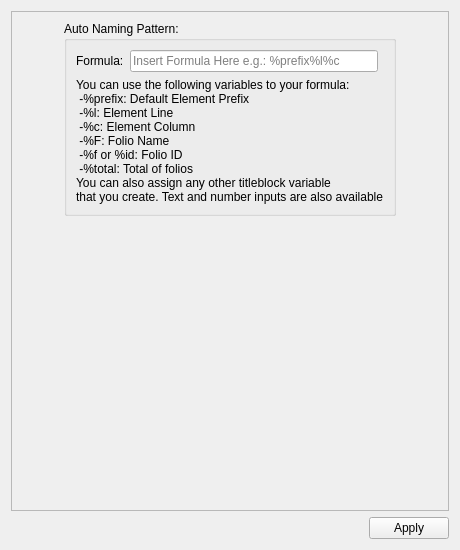
This is sources/ui/elementautonumberingw.ui in qelectrotech/qelectrotech-source-mirror as Qt 5 draws it before an edit. The edited form follows.
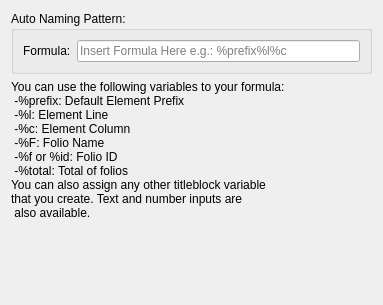
This is the edited form.

```diff
--- a/sources/ui/elementautonumberingw.ui
+++ b/sources/ui/elementautonumberingw.ui
@@ -6,19 +6,19 @@
    <rect>
     <x>0</x>
     <y>0</y>
-    <width>460</width>
-    <height>550</height>
+    <width>383</width>
+    <height>305</height>
    </rect>
   </property>
   <property name="sizePolicy">
-   <sizepolicy hsizetype="Preferred" vsizetype="Minimum">
+   <sizepolicy hsizetype="Minimum" vsizetype="Minimum">
     <horstretch>0</horstretch>
     <verstretch>0</verstretch>
    </sizepolicy>
   </property>
   <property name="minimumSize">
    <size>
-    <width>460</width>
+    <width>0</width>
     <height>0</height>
    </size>
   </property>
@@ -30,92 +30,25 @@
     <enum>QLayout::SetDefaultConstraint</enum>
    </property>
    <item>
-    <widget class="QScrollArea" name="scrollArea">
-     <property name="sizePolicy">
-      <sizepolicy hsizetype="Preferred" vsizetype="Expanding">
-       <horstretch>0</horstretch>
-       <verstretch>50</verstretch>
-      </sizepolicy>
-     </property>
-     <property name="minimumSize">
-      <size>
-       <width>0</width>
-       <height>0</height>
-      </size>
-     </property>
-     <property name="sizeIncrement">
-      <size>
-       <width>0</width>
-       <height>50</height>
-      </size>
-     </property>
-     <property name="mouseTracking">
-      <bool>false</bool>
-     </property>
-     <property name="layoutDirection">
-      <enum>Qt::LeftToRight</enum>
-     </property>
-     <property name="verticalScrollBarPolicy">
-      <enum>Qt::ScrollBarAsNeeded</enum>
-     </property>
-     <property name="horizontalScrollBarPolicy">
-      <enum>Qt::ScrollBarAlwaysOff</enum>
-     </property>
-     <property name="sizeAdjustPolicy">
-      <enum>QAbstractScrollArea::AdjustToContents</enum>
-     </property>
-     <property name="widgetResizable">
-      <bool>true</bool>
-     </property>
-     <property name="alignment">
-      <set>Qt::AlignHCenter|Qt::AlignTop</set>
-     </property>
-     <widget class="QWidget" name="scrollAreaWidgetContents">
-      <property name="geometry">
-       <rect>
-        <x>0</x>
-        <y>0</y>
-        <width>440</width>
-        <height>498</height>
-       </rect>
-      </property>
-      <property name="sizePolicy">
-       <sizepolicy hsizetype="Preferred" vsizetype="Preferred">
-        <horstretch>0</horstretch>
-        <verstretch>0</verstretch>
-       </sizepolicy>
-      </property>
-      <property name="minimumSize">
-       <size>
-        <width>0</width>
-        <height>0</height>
-       </size>
-      </property>
-      <layout class="QGridLayout" name="gridLayout">
-       <property name="sizeConstraint">
-        <enum>QLayout::SetFixedSize</enum>
-       </property>
-       <item row="4" column="1" colspan="2">
-        <spacer name="verticalSpacer">
-         <property name="orientation">
-          <enum>Qt::Vertical</enum>
-         </property>
-         <property name="sizeHint" stdset="0">
-          <size>
-           <width>20</width>
-           <height>40</height>
-          </size>
-         </property>
-        </spacer>
-       </item>
-       <item row="1" column="1" rowspan="2" colspan="2">
         <widget class="QGroupBox" name="groupBox">
+     <property name="sizePolicy">
+      <sizepolicy hsizetype="Minimum" vsizetype="Preferred">
+       <horstretch>0</horstretch>
+       <verstretch>0</verstretch>
+      </sizepolicy>
+     </property>
          <property name="title">
           <string>Auto Naming Pattern:</string>
          </property>
-         <layout class="QGridLayout" name="gridLayout_4">
+     <layout class="QGridLayout" name="gridLayout">
           <item row="0" column="1">
            <widget class="QLineEdit" name="m_formula_le">
+        <property name="sizePolicy">
+         <sizepolicy hsizetype="Expanding" vsizetype="Fixed">
+          <horstretch>0</horstretch>
+          <verstretch>0</verstretch>
+         </sizepolicy>
+        </property>
             <property name="inputMask">
              <string notr="true"/>
             </property>
@@ -129,12 +62,21 @@
           </item>
           <item row="0" column="0">
            <widget class="QLabel" name="label_5">
+        <property name="sizePolicy">
+         <sizepolicy hsizetype="Minimum" vsizetype="Preferred">
+          <horstretch>0</horstretch>
+          <verstretch>0</verstretch>
+         </sizepolicy>
+        </property>
             <property name="text">
              <string>Formula:</string>
             </property>
            </widget>
           </item>
-          <item row="1" column="0" rowspan="2" colspan="3">
+     </layout>
+    </widget>
+   </item>
+   <item>
            <widget class="QLabel" name="label">
             <property name="locale">
              <locale language="French" country="France"/>
@@ -148,29 +90,23 @@
  -%f or %id: Folio ID
  -%total: Total of folios
 You can also assign any other titleblock variable 
-that you create. Text and number inputs are also available</string>
-            </property>
-           </widget>
-          </item>
-         </layout>
-        </widget>
-       </item>
-      </layout>
-     </widget>
+that you create. Text and number inputs are
+ also available.</string>
+     </property>
     </widget>
    </item>
    <item>
-    <widget class="QDialogButtonBox" name="buttonBox">
-     <property name="sizePolicy">
-      <sizepolicy hsizetype="Minimum" vsizetype="Fixed">
-       <horstretch>0</horstretch>
-       <verstretch>0</verstretch>
-      </sizepolicy>
+    <spacer name="verticalSpacer">
+     <property name="orientation">
+      <enum>Qt::Vertical</enum>
      </property>
-     <property name="standardButtons">
-      <set>QDialogButtonBox::Apply</set>
+     <property name="sizeHint" stdset="0">
+      <size>
+       <width>20</width>
+       <height>40</height>
+      </size>
      </property>
-    </widget>
+    </spacer>
    </item>
   </layout>
  </widget>
```
Lines whose indentation alone changed are shown as unchanged.
